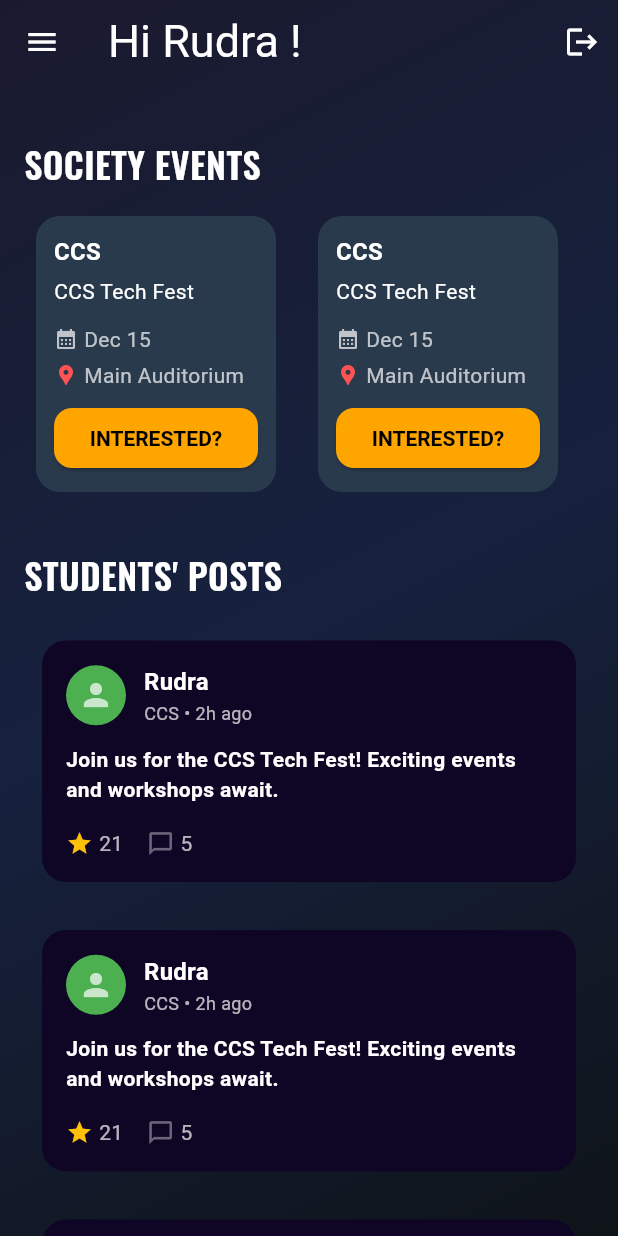
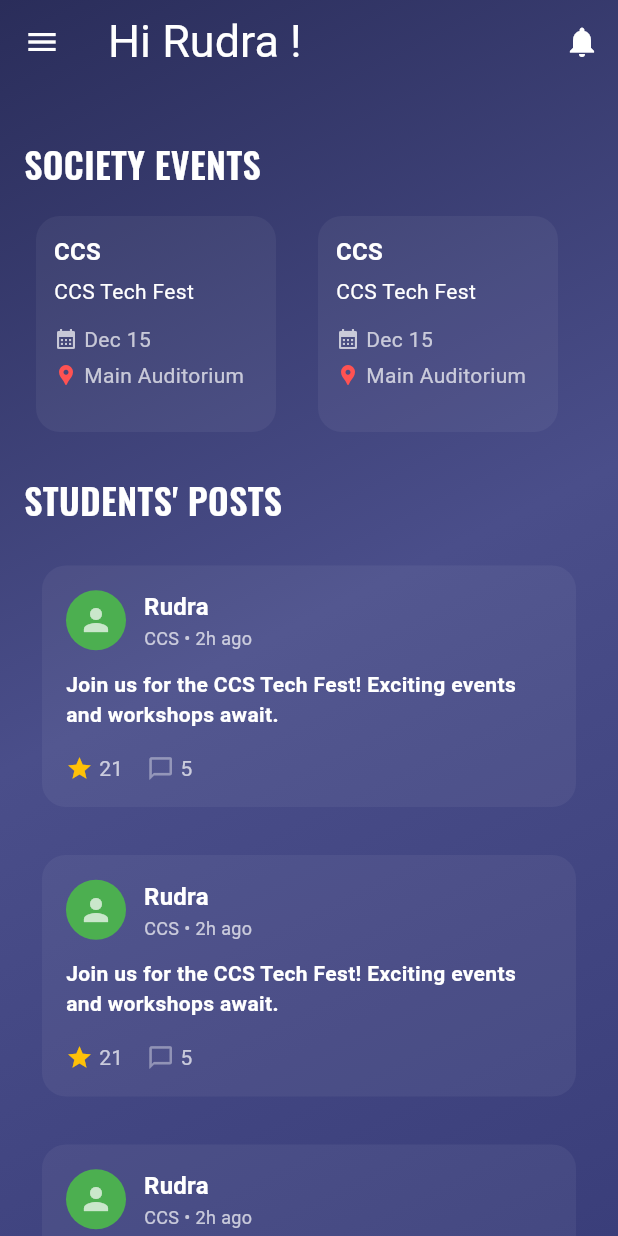
Before and after one commit to WEFT-TIET/FRONTEND, a Flutter app: the HomePage screen opened directly, on a phone screen of 412 x 824 dp. Run offline on Flutter 3.47's test engine with Material 3 defaults, Android fonts, the phone set to English and light mode, and no system bars; our stand-ins replace flutter_riverpod, flutter_svg, geolocator, google_fonts, shared_preferences; accounts and stored records are empty; Roboto replaces fonts that are missing (Indie Flower).

Commit message:
Theme Changes

```diff
--- a/frontend_weft/lib/core/theme/app_pallete.dart
+++ b/frontend_weft/lib/core/theme/app_pallete.dart
@@ -27,9 +27,9 @@ class AppPallete {
 
   static const Color transperantColor = Colors.transparent;
 
-  static const Color gradient1 = Color(0xFF1a1a2e);
-  static const Color gradient2 = Color(0xFF16213e);
-  static const Color gradient3 = Color(0xFF0f1419);
+  static const Color gradient1 = Color(0xFF2A2D5A);
+  static const Color gradient2 = Color(0xFF4A4E8A);
+  static const Color gradient3 = Color(0xFF3A3E7A);
 
   // Profile Page Specific Colors
   static const Color profileBackgroundDark = Color(0xFF1A1B2E);
--- a/frontend_weft/lib/features/home/view/pages/home.dart
+++ b/frontend_weft/lib/features/home/view/pages/home.dart
@@ -42,13 +42,7 @@ class HomePage extends ConsumerWidget {
           ),
           iconTheme: IconThemeData(color: AppPallete.textPrimaryDark),
           actions: [
-            IconButton(
-              icon: const Icon(Icons.logout),
-              onPressed: () async {
-                await ref.read(authViewModelProvider.notifier).logoutUser();
-                Navigator.pushNamedAndRemoveUntil(context, '/login', (route) => false);
-              },
-            ),
+            IconButton(icon: const Icon(Icons.notifications), onPressed: () {}),
           ],
         ),
         drawer: SafeArea(
@@ -64,10 +58,7 @@ class HomePage extends ConsumerWidget {
                     padding: EdgeInsets.all(20),
                     decoration: BoxDecoration(
                       gradient: LinearGradient(
-                        colors: [
-                          AppPallete.gradient1,
-                          AppPallete.gradient2,
-                        ],
+                        colors: [AppPallete.gradient1, AppPallete.gradient2],
                         begin: Alignment.topLeft,
                         end: Alignment.bottomRight,
                       ),
@@ -84,7 +75,6 @@ class HomePage extends ConsumerWidget {
                       ),
                     ),
                   ),
-
 
                   // Menu Items
                   Expanded(
@@ -141,14 +131,13 @@ class HomePage extends ConsumerWidget {
                 ),
                 const SizedBox(height: 10),
                 SizedBox(
-                  height: 200,
+                  height: 160,
                   child: ListView.separated(
                     scrollDirection: Axis.horizontal,
                     itemCount: 5,
                     separatorBuilder: (context, index) =>
                         const SizedBox(width: 12),
                     itemBuilder: (context, index) => EventCard(
-
                       title: 'CCS',
                       subtitle: 'CCS Tech Fest',
                       date: 'Dec 15',
@@ -158,7 +147,7 @@ class HomePage extends ConsumerWidget {
                     ),
                   ),
                 ),
-                const SizedBox(height: 30),
+                const SizedBox(height: 20),
                 Text(
                   "STUDENTS' POSTS",
                   style: GoogleFonts.getFont(
@@ -207,10 +196,7 @@ class HomePage extends ConsumerWidget {
       decoration: BoxDecoration(
         color: AppPallete.glassWhite05,
         borderRadius: BorderRadius.circular(12),
-        border: Border.all(
-          color: AppPallete.glassWhite10,
-          width: 1,
-        ),
+        border: Border.all(color: AppPallete.glassWhite10, width: 1),
       ),
       child: ListTile(
         leading: Container(
@@ -219,11 +205,7 @@ class HomePage extends ConsumerWidget {
             color: AppPallete.profileAccent.withOpacity(0.2),
             borderRadius: BorderRadius.circular(8),
           ),
-          child: Icon(
-            icon,
-            color: AppPallete.profileAccent,
-            size: 20,
-          ),
+          child: Icon(icon, color: AppPallete.profileAccent, size: 20),
         ),
         title: Text(
           title,
--- a/frontend_weft/lib/features/home/view/widgets/event_card.dart
+++ b/frontend_weft/lib/features/home/view/widgets/event_card.dart
@@ -38,7 +38,7 @@ class _EventCardState extends State<EventCard> {
       margin: const EdgeInsets.all(8),
       padding: const EdgeInsets.all(12),
       decoration: BoxDecoration(
-        color: widget.backgroundColor,
+        color: AppPallete.glassWhite05,
         borderRadius: BorderRadius.circular(16),
       ),
       child: Column(
@@ -70,27 +70,6 @@ class _EventCardState extends State<EventCard> {
                   style: const TextStyle(color: AppPallete.whiteColor)),
             ],
           ),
-          const Spacer(),
-          SizedBox(
-            width: double.infinity,
-            child: ElevatedButton(
-              onPressed: _toggleInterest,
-              style: ElevatedButton.styleFrom(
-                backgroundColor: _isInterested
-                    ? AppPallete.primaryDark
-                    : AppPallete.secondaryDark,
-                foregroundColor: Colors.black,
-                shape: RoundedRectangleBorder(
-                  borderRadius: BorderRadius.circular(12),
-                ),
-                padding: const EdgeInsets.symmetric(vertical: 10),
-                textStyle: const TextStyle(
-                  fontWeight: FontWeight.bold,
-                ),
-              ),
-              child: Text(_isInterested ? '✔ INTERESTED' : 'INTERESTED?'),
-            ),
-          ),
         ],
       ),
     );
--- a/frontend_weft/lib/features/post/view/widgets/post_card.dart
+++ b/frontend_weft/lib/features/post/view/widgets/post_card.dart
@@ -26,7 +26,7 @@ class PostCard extends StatelessWidget {
       margin: const EdgeInsets.all(12),
       padding: const EdgeInsets.all(16),
       decoration: BoxDecoration(
-        color: AppPallete.postCardColor, // Dark background
+        color: AppPallete.glassWhite05, // Dark background
         borderRadius: BorderRadius.circular(16),
       ),
       child: Column(
--- a/frontend_weft/lib/features/search/view/pages/search.dart
+++ b/frontend_weft/lib/features/search/view/pages/search.dart
@@ -118,7 +118,7 @@ class _SearchPageState extends State<SearchPage> {
                       ),
                       SizedBox(height: 32),
                       Text(
-                        'Popular Societies',
+                        'Societies',
                         style: TextStyle(
                           color: Colors.white,
                           fontSize: 22,
@@ -204,9 +204,9 @@ class SocietyCard extends StatelessWidget {
       onTap: onTap,
       child: Container(
         decoration: BoxDecoration(
-          color: Color(0xFF2d2d4a),
+          color: AppPallete.glassWhite05,
           borderRadius: BorderRadius.circular(20),
-          border: Border.all(color: Color(0xFF3d3d5a), width: 1),
+          border: Border.all(color: AppPallete.glassWhite20, width: 1),
           boxShadow: [
             BoxShadow(
               color: Colors.black.withOpacity(0.3),
--- a/frontend_weft/lib/main.dart
+++ b/frontend_weft/lib/main.dart
@@ -6,6 +6,7 @@ import 'package:frontend_weft/features/auth/view/signup_page.dart';
 import 'package:frontend_weft/features/auth/viewmodel/auth_local_repository.dart';
 import 'package:frontend_weft/features/auth/viewmodel/auth_viewmodel.dart';
 import 'package:frontend_weft/features/navbar/navigation.dart';
+import 'package:frontend_weft/features/settings/settings_page.dart';
 
 void main() async {
   WidgetsFlutterBinding.ensureInitialized();
@@ -42,6 +43,7 @@ class MyApp extends ConsumerWidget {
         '/login': (context) => const LoginPage(),
         '/signup': (context) => const SignupPage(),
         '/home': (context) => const BottomNavBar(),
+        '/settings': (context) =>  const SettingsPage(),
       },
     );
   }
```
Also changed, not shown: frontend_weft/lib/features/home/view/Drawer/event.dart (+16 -1 lines), frontend_weft/lib/features/home/view/Drawer/map.dart (+4 -3 lines), frontend_weft/lib/features/home/view/Drawer/party.dart (+16 -1 lines), frontend_weft/lib/features/navbar/navigation.dart (+9 -9 lines), frontend_weft/lib/features/profile/view/pages/profile.dart (+33 -10 lines), frontend_weft/lib/features/settings/settings_page.dart (added, +54 -0 lines), frontend_weft/pubspec.lock, 1 other file.
